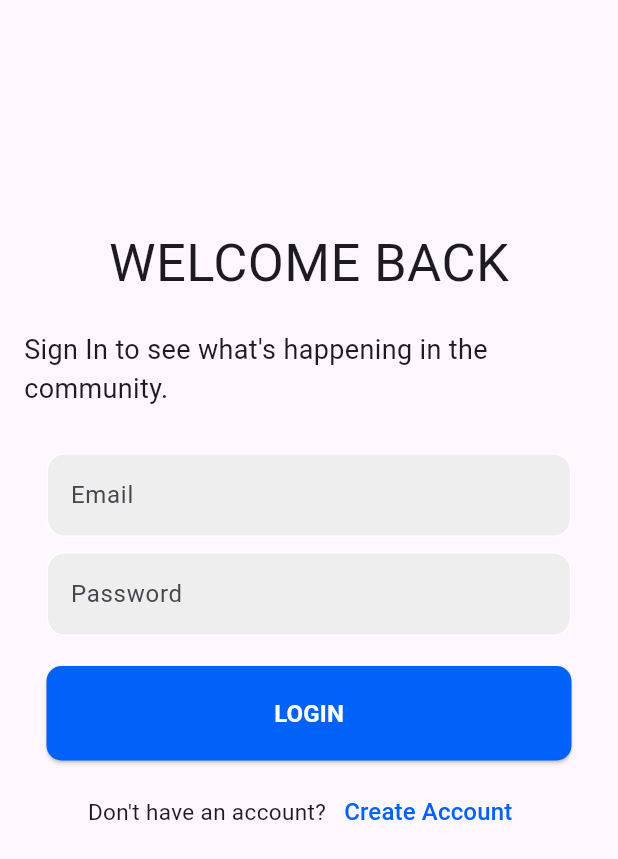
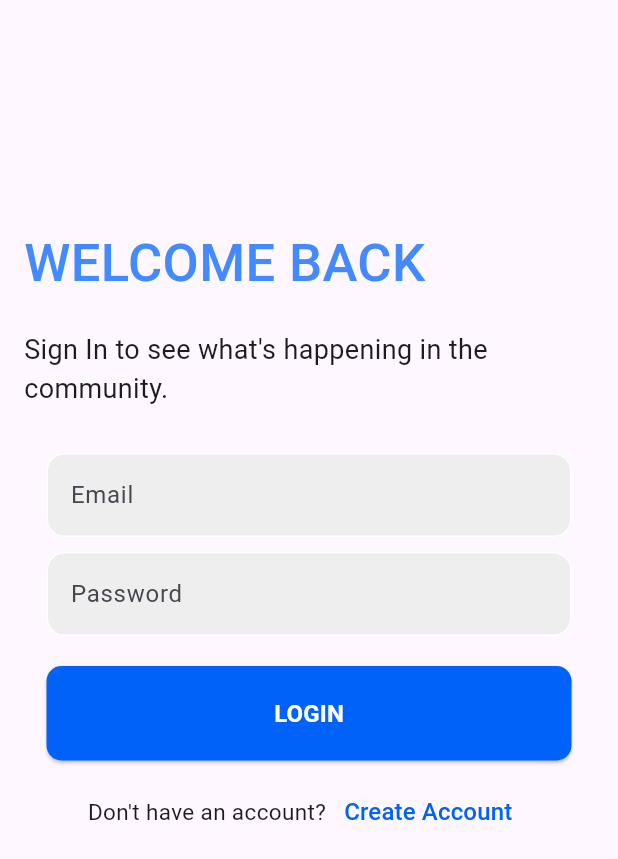
Before and after one commit to steampunk99/smartHealth, a Flutter app: the screen it shows after launch, after a tap on "Login", on a phone screen of 412 x 824 dp. Shown: the top 859 px of the screen. Run offline on Flutter 3.47's test engine with Material 2 defaults, Android fonts, the light colour scheme and no system bars; our stand-ins replace firebase_auth, firebase_core, firebase_database, intl_phone_number_input; accounts and stored records are empty; network calls fail.

Commit message:
tweaking login

```diff
--- a/lib/screens/auth/login.dart
+++ b/lib/screens/auth/login.dart
@@ -69,14 +69,17 @@ class _LoginScreenState extends State<LoginScreen> {
           //upper text
           Column(
             mainAxisAlignment: MainAxisAlignment.center,
-            crossAxisAlignment: CrossAxisAlignment.center,
+            crossAxisAlignment: CrossAxisAlignment.start,
             children: const [
               SizedBox(
                 height: 150,
               ),
               Text(
                 "WELCOME BACK",
-                style: TextStyle(fontSize: 35),
+                style: TextStyle(
+                    fontSize: 35,
+                    fontWeight: FontWeight.w500,
+                    color: Colors.blueAccent),
               ),
               SizedBox(
                 height: 20,
```
